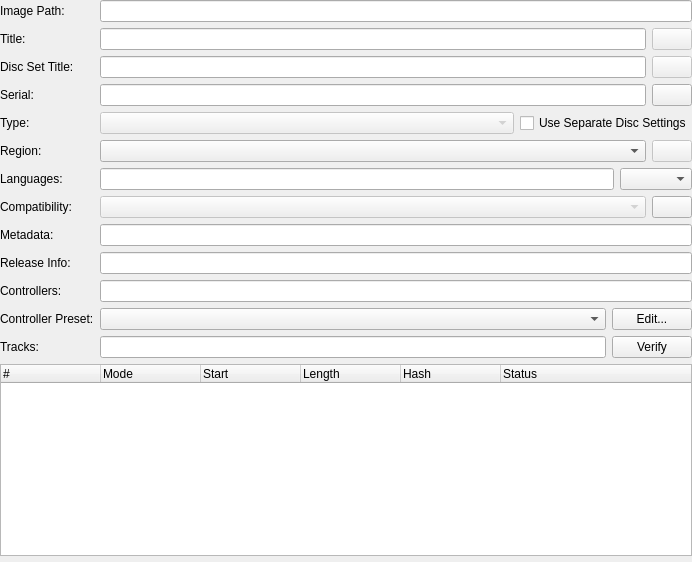
Qt form src/duckstation-qt/gamesummarywidget.ui (stenzek/duckstation) before a commit.
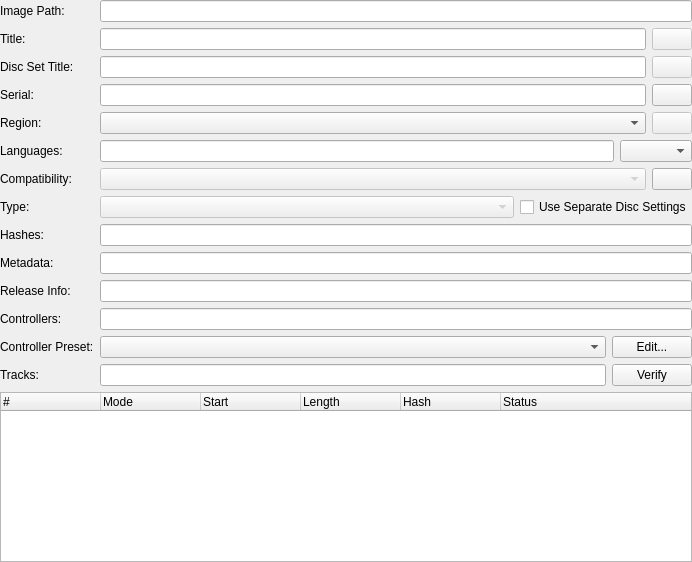
The same form after that commit. Icons and pictures are not drawn.

Commit message: Qt: Display content and RA hash in summary page

What changed in the file:
```diff
--- a/src/duckstation-qt/gamesummarywidget.ui
+++ b/src/duckstation-qt/gamesummarywidget.ui
@@ -108,41 +108,13 @@
     </widget>
    </item>
    <item row="4" column="0">
-    <widget class="QLabel" name="label_10">
-     <property name="text">
-      <string>Type:</string>
-     </property>
-    </widget>
-   </item>
-   <item row="4" column="1" colspan="2">
-    <layout class="QHBoxLayout" name="horizontalLayout_4" stretch="1,0">
-     <item>
-      <widget class="QComboBox" name="entryType">
-       <property name="enabled">
-        <bool>false</bool>
-       </property>
-      </widget>
-     </item>
-     <item>
-      <widget class="QCheckBox" name="separateDiscSettings">
-       <property name="toolTip">
-        <string>Uses separate game settings for each disc of multi-disc games. Can only be set on the first/main disc.</string>
-       </property>
-       <property name="text">
-        <string>Use Separate Disc Settings</string>
-       </property>
-      </widget>
-     </item>
-    </layout>
-   </item>
-   <item row="5" column="0">
     <widget class="QLabel" name="label_3">
      <property name="text">
       <string>Region:</string>
      </property>
     </widget>
    </item>
-   <item row="5" column="1">
+   <item row="4" column="1">
     <widget class="QComboBox" name="region">
      <property name="sizePolicy">
       <sizepolicy hsizetype="Expanding" vsizetype="Fixed">
@@ -152,7 +124,7 @@
      </property>
     </widget>
    </item>
-   <item row="5" column="2">
+   <item row="4" column="2">
     <widget class="QPushButton" name="restoreRegion">
      <property name="enabled">
       <bool>false</bool>
@@ -165,14 +137,14 @@
      </property>
     </widget>
    </item>
-   <item row="6" column="0">
+   <item row="5" column="0">
     <widget class="QLabel" name="label_5">
      <property name="text">
       <string>Languages:</string>
      </property>
     </widget>
    </item>
-   <item row="6" column="1" colspan="2">
+   <item row="5" column="1" colspan="2">
     <layout class="QHBoxLayout" name="horizontalLayout_3" stretch="1,0">
      <item>
       <widget class="QLineEdit" name="languages">
@@ -186,77 +158,119 @@
      </item>
     </layout>
    </item>
-   <item row="7" column="0">
+   <item row="6" column="0">
     <widget class="QLabel" name="label_7">
      <property name="text">
       <string>Compatibility:</string>
      </property>
     </widget>
    </item>
-   <item row="7" column="1">
+   <item row="6" column="1">
     <widget class="QComboBox" name="compatibility">
      <property name="enabled">
       <bool>false</bool>
      </property>
     </widget>
    </item>
-   <item row="7" column="2">
+   <item row="6" column="2">
     <widget class="QPushButton" name="compatibilityComments">
      <property name="icon">
       <iconset theme="information-line"/>
      </property>
     </widget>
    </item>
+   <item row="7" column="0">
+    <widget class="QLabel" name="label_10">
+     <property name="text">
+      <string>Type:</string>
+     </property>
+    </widget>
+   </item>
+   <item row="7" column="1" colspan="2">
+    <layout class="QHBoxLayout" name="horizontalLayout_4" stretch="1,0">
+     <item>
+      <widget class="QComboBox" name="entryType">
+       <property name="enabled">
+        <bool>false</bool>
+       </property>
+      </widget>
+     </item>
+     <item>
+      <widget class="QCheckBox" name="separateDiscSettings">
+       <property name="toolTip">
+        <string>Uses separate game settings for each disc of multi-disc games. Can only be set on the first/main disc.</string>
+       </property>
+       <property name="text">
+        <string>Use Separate Disc Settings</string>
+       </property>
+      </widget>
+     </item>
+    </layout>
+   </item>
    <item row="8" column="0">
+    <widget class="QLabel" name="hashesLabel">
+     <property name="text">
+      <string>Hashes:</string>
+     </property>
+    </widget>
+   </item>
+   <item row="8" column="1" colspan="2">
+    <widget class="QLineEdit" name="hashes">
+     <property name="readOnly">
+      <bool>true</bool>
+     </property>
+    </widget>
+   </item>
+   <item row="9" column="0">
     <widget class="QLabel" name="label_11">
      <property name="text">
       <string>Metadata:</string>
      </property>
     </widget>
    </item>
-   <item row="8" column="1" colspan="2">
+   <item row="9" column="1" colspan="2">
     <widget class="QLineEdit" name="metadata">
      <property name="readOnly">
       <bool>true</bool>
      </property>
     </widget>
    </item>
-   <item row="9" column="0">
+   <item row="10" column="0">
     <widget class="QLabel" name="label_14">
      <property name="text">
       <string>Release Info:</string>
      </property>
     </widget>
    </item>
-   <item row="9" column="1" colspan="2">
+   <item row="10" column="1" colspan="2">
     <widget class="QLineEdit" name="releaseInfo">
      <property name="readOnly">
       <bool>true</bool>
      </property>
     </widget>
    </item>
-   <item row="10" column="0">
+   <item row="11" column="0">
     <widget class="QLabel" name="label_15">
      <property name="text">
       <string>Controllers:</string>
      </property>
     </widget>
    </item>
-   <item row="10" column="1" colspan="2">
+   <item row="11" column="1" colspan="2">
     <widget class="QLineEdit" name="controllers">
      <property name="readOnly">
       <bool>true</bool>
      </property>
     </widget>
    </item>
-   <item row="11" column="0">
+   <item row="12" column="0">
     <widget class="QLabel" name="label_9">
      <property name="text">
       <string>Controller Preset:</string>
      </property>
     </widget>
    </item>
-   <item row="11" column="1" colspan="2">
+   <item row="12" column="1" colspan="2">
     <layout class="QHBoxLayout" name="horizontalLayout_2" stretch="1,0">
      <item>
       <widget class="QComboBox" name="inputProfile"/>
@@ -270,14 +284,14 @@
      </item>
     </layout>
    </item>
-   <item row="12" column="0">
+   <item row="13" column="0">
     <widget class="QLabel" name="label_8">
      <property name="text">
       <string>Tracks:</string>
      </property>
     </widget>
    </item>
-   <item row="12" column="1" colspan="2">
+   <item row="13" column="1" colspan="2">
     <layout class="QHBoxLayout" name="verifyLayout" stretch="1,0">
      <item>
       <widget class="QLineEdit" name="revision">
@@ -301,7 +315,7 @@
      </item>
     </layout>
    </item>
-   <item row="13" column="0" colspan="3">
+   <item row="14" column="0" colspan="3">
     <widget class="QTreeWidget" name="tracks">
      <property name="editTriggers">
       <set>QAbstractItemView::EditTrigger::NoEditTriggers</set>
@@ -347,7 +361,7 @@
      </column>
     </widget>
    </item>
-   <item row="14" column="0" colspan="3">
+   <item row="15" column="0" colspan="3">
     <spacer name="verticalSpacer">
      <property name="orientation">
       <enum>Qt::Orientation::Vertical</enum>
```
The commit also changes 1 other file.
